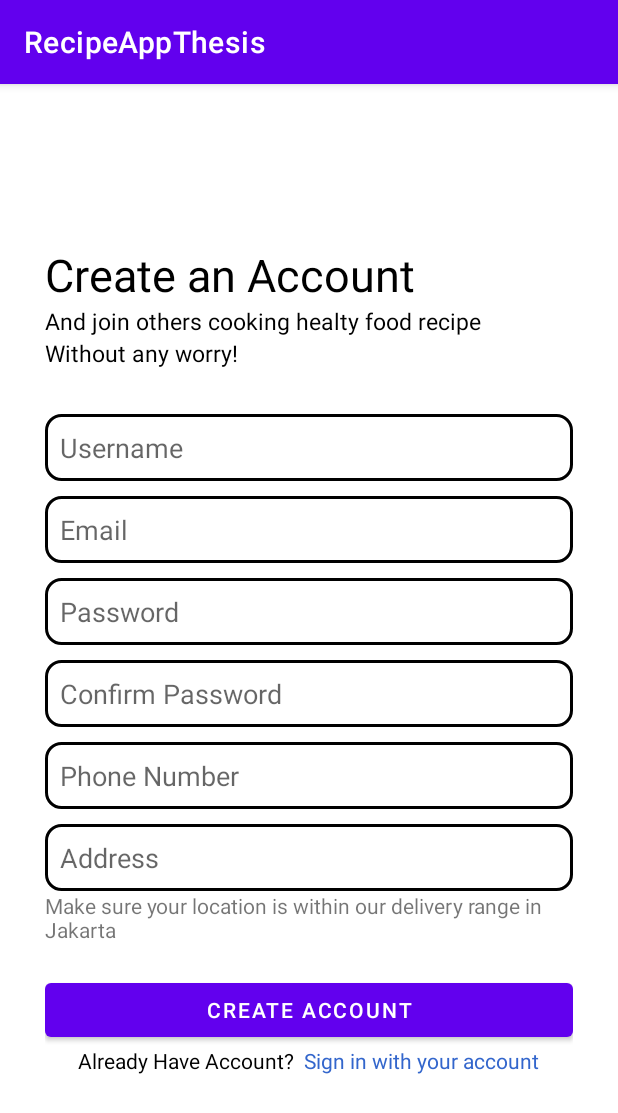
After one commit to michaelwijaya2810/recipe-app-thesis, an Android app: the Register screen opened directly, with no data from a screen before it, on a phone screen of 412 x 824 dp. The commit adds this screen. Shown: the top 1113 px of the screen. Run offline under Robolectric (Android 15) with nearby library versions, the phone set to English and light mode, and no system bars.

Commit message:
Login,Register,Guess Validation

```diff
--- a/app/src/main/java/com/irmwrs/recipeapp/Class/Validate.java
+++ b/app/src/main/java/com/irmwrs/recipeapp/Class/Validate.java
@@ -4,10 +4,7 @@ import com.google.gson.annotations.Expose;
 import com.google.gson.annotations.SerializedName;
 
 public class Validate {
-    @SerializedName("AccessToken")
-    @Expose
-    public String accessToken;
     @SerializedName("Password")
     @Expose
-    public String password;
+    public String Password;
 }
--- a/app/src/main/java/com/irmwrs/recipeapp/OutSystemService.java
+++ b/app/src/main/java/com/irmwrs/recipeapp/OutSystemService.java
@@ -73,4 +73,6 @@ public interface OutSystemService {
     // Payment
     @POST("Payment/ProccessCheckout")
     Call<PaymentResponse> postProccessCheckout(@Query("UserId") long userId, @Query("Authkey") String authKey, @Query("TotalPrice") int totalPrice, @Body List<Long> orderList);
+
+
 }
--- /dev/null
+++ b/app/src/main/java/com/irmwrs/recipeapp/Register.java
@@ -0,0 +1,113 @@
+package com.irmwrs.recipeapp;
+
+import androidx.appcompat.app.AppCompatActivity;
+
+import android.os.Bundle;
+import android.view.View;
+import android.widget.Button;
+import android.widget.EditText;
+import android.widget.TextView;
+import android.widget.Toast;
+
+import com.irmwrs.recipeapp.Class.ResponseClass.LoginResponse;
+import com.irmwrs.recipeapp.Class.User;
+import com.irmwrs.recipeapp.Class.UserRegister;
+
+import retrofit2.Call;
+import retrofit2.Callback;
+import retrofit2.Response;
+
+public class Register extends AppCompatActivity {
+
+    @Override
+    protected void onCreate(Bundle savedInstanceState) {
+        super.onCreate(savedInstanceState);
+        setContentView(R.layout.activity_register);
+        EditText Userfield = findViewById(R.id.Registeruserfield);
+        EditText Emailfield = findViewById(R.id.RegisterEmailField);
+        EditText Passwordfield = findViewById(R.id.RegisterPasswordField);
+        EditText Confirmfield = findViewById(R.id.RegisterConfirmField);
+        EditText Addressfield = findViewById(R.id.RegisterAddressField);
+        EditText Phonefield = findViewById(R.id.RegisterPhoneField);
+
+        Button CreateAccbtn = findViewById(R.id.Createaccountbtn);
+        TextView signin = findViewById(R.id.Signinbtn);
+
+        CreateAccbtn.setOnClickListener(new View.OnClickListener() {
+            @Override
+            public void onClick(View view) {
+                if(Userfield.getText().toString() == "" || Userfield.getText().toString().length()<6)
+                {
+                    Toast.makeText(getApplicationContext(),"Username field can't be empty and must be at least 6 Character long",Toast.LENGTH_SHORT).show();
+                    return;
+                }
+
+                if(Emailfield.getText().toString() == null)
+                {
+                    Toast.makeText(getApplicationContext(),"Email can't be empty",Toast.LENGTH_SHORT).show();
+                    return;
+                }
+                if(Passwordfield.getText().toString() == null || Passwordfield.getText().toString().length()<6)
+                {
+                    Toast.makeText(getApplicationContext(),"Password field can't be empty and must be at least 6 Character long",Toast.LENGTH_SHORT).show();
+                    return;
+                }
+                if(!Confirmfield.getText().toString().equals(Passwordfield.getText().toString()) )
+                {
+                    Toast.makeText(Register.this, "Password not Match", Toast.LENGTH_SHORT).show();
+                    return;
+                }
+
+                if(Addressfield.getText().toString().equals(""))
+                {
+                    Toast.makeText(Register.this, "Address can't be empty", Toast.LENGTH_SHORT).show();
+                    return;
+                }
+                if(Phonefield.getText().toString().equals(""))
+                {
+                    Toast.makeText(Register.this, "Phone can't be empty", Toast.LENGTH_SHORT).show();
+                    return;
+                }
+
+
+
+                Server server = new Server();
+                UserRegister  userregister = new UserRegister();
+                userregister.username = Userfield.getText().toString();
+                userregister.email = Emailfield.getText().toString();
+                userregister.password = Passwordfield.getText().toString();
+                userregister.address = Addressfield.getText().toString();
+                userregister.phoneNumber = Phonefield.getText().toString();
+                userregister.firstName = "";
+                userregister.lastName = "";
+
+                server.postRegister(userregister).enqueue(new Callback<LoginResponse>() {
+                    @Override
+                    public void onResponse(Call<LoginResponse> call, Response<LoginResponse> response) {
+                        if(response.body().errorreason == null)
+                        {
+                            Toast.makeText(getApplicationContext(),"Register Success",Toast.LENGTH_SHORT).show();
+                            finish();
+                        }
+                        Toast.makeText(Register.this, response.body().errorreason, Toast.LENGTH_SHORT).show();
+
+                    }
+
+                    @Override
+                    public void onFailure(Call<LoginResponse> call, Throwable t) {
+
+                    }
+                });
+
+            }
+        });
+
+        signin.setOnClickListener(new View.OnClickListener() {
+            @Override
+            public void onClick(View view) {
+                finish();
+            }
+        });
+
+    }
+}
--- a/app/src/main/java/com/irmwrs/recipeapp/Server.java
+++ b/app/src/main/java/com/irmwrs/recipeapp/Server.java
@@ -92,7 +92,7 @@ public class Server {
 
     public Call<LoginResponse> postLogin(String username, String password){
         Validate validate = new Validate();
-        validate.password = password;
+        validate.Password = password;
         Call<LoginResponse> call = outSystemService.postValidateOrLogin(username, validate);
         return call;
     }
--- a/app/src/main/java/com/irmwrs/recipeapp/cart/CartFragment.java
+++ b/app/src/main/java/com/irmwrs/recipeapp/cart/CartFragment.java
@@ -1,6 +1,8 @@
 package com.irmwrs.recipeapp.cart;
 
+import android.content.Context;
 import android.content.Intent;
+import android.content.SharedPreferences;
 import android.os.Bundle;
 
 import androidx.annotation.NonNull;
@@ -17,6 +19,7 @@ import android.widget.TextView;
 import android.widget.Toast;
 
 import com.irmwrs.recipeapp.Functions;
+import com.irmwrs.recipeapp.Login;
 import com.irmwrs.recipeapp.payment.PaymentActivity;
 import com.irmwrs.recipeapp.R;
 
@@ -53,6 +56,7 @@ public class CartFragment extends Fragment implements CartAdapter.ViewHolder.OnC
     @Override
     public void onViewCreated(@NonNull View view, @Nullable Bundle savedInstanceState) {
         super.onViewCreated(view, savedInstanceState);
+
         init(view);
     }
 
--- /dev/null
+++ b/app/src/main/res/layout/activity_register.xml
@@ -0,0 +1,143 @@
+<?xml version="1.0" encoding="utf-8"?>
+<androidx.appcompat.widget.LinearLayoutCompat xmlns:android="http://schemas.android.com/apk/res/android"
+    xmlns:app="http://schemas.android.com/apk/res-auto"
+    xmlns:tools="http://schemas.android.com/tools"
+    android:layout_width="match_parent"
+    android:layout_height="match_parent"
+    tools:context=".Register"
+    android:layout_margin="30dp"
+
+    >
+
+    <LinearLayout
+        android:layout_width="match_parent"
+        android:layout_height="wrap_content"
+        android:layout_gravity="center"
+        android:orientation="vertical"
+        >
+        <TextView
+            android:layout_width="wrap_content"
+            android:layout_height="wrap_content"
+            android:text="Create an Account"
+            android:textSize="30dp"
+            android:textColor="@color/black"
+            ></TextView>
+        <TextView
+            android:layout_width="match_parent"
+            android:layout_height="wrap_content"
+            android:text="And join others cooking healty food recipe"
+            android:textSize="15dp"
+            android:textColor="@color/black"
+            ></TextView>
+        <TextView
+            android:layout_width="match_parent"
+            android:layout_height="match_parent"
+            android:textColor="@color/black"
+            android:textSize="15dp"
+            android:text="Without any worry!"
+            ></TextView>
+
+        <EditText
+            android:layout_marginTop="30dp"
+            android:layout_width="match_parent"
+            android:layout_height="wrap_content"
+            android:padding="10dp"
+            android:hint="Username"
+            android:background="@drawable/input_field"
+            android:id="@+id/Registeruserfield"
+            ></EditText>
+        <EditText
+            android:layout_marginTop="10dp"
+            android:layout_width="match_parent"
+            android:layout_height="wrap_content"
+            android:padding="10dp"
+            android:hint="Email"
+            android:background="@drawable/input_field"
+            android:id="@+id/RegisterEmailField"
+            ></EditText>
+        <EditText
+            android:layout_marginTop="10dp"
+            android:layout_width="match_parent"
+            android:layout_height="wrap_content"
+            android:padding="10dp"
+            android:hint="Password"
+            android:inputType="textPassword"
+            android:background="@drawable/input_field"
+            android:id="@+id/RegisterPasswordField"
+            ></EditText>
+        <EditText
+            android:layout_marginTop="10dp"
+            android:layout_width="match_parent"
+            android:layout_height="wrap_content"
+            android:padding="10dp"
+            android:inputType="textPassword"
+            android:hint="Confirm Password"
+            android:background="@drawable/input_field"
+            android:id="@+id/RegisterConfirmField"
+            ></EditText>
+        <EditText
+            android:layout_marginTop="10dp"
+            android:layout_width="match_parent"
+            android:layout_height="wrap_content"
+            android:padding="10dp"
+            android:hint="Phone Number"
+            android:background="@drawable/input_field"
+            android:id="@+id/RegisterPhoneField"
+            ></EditText>
+
+        <EditText
+            android:layout_marginTop="10dp"
+            android:layout_width="match_parent"
+            android:layout_height="wrap_content"
+            android:padding="10dp"
+            android:hint="Address"
+            android:background="@drawable/input_field"
+            android:id="@+id/RegisterAddressField"
+            ></EditText>
+        <TextView
+            android:layout_width="wrap_content"
+            android:layout_height="wrap_content"
+            android:text="Make sure your location is within our delivery range in Jakarta"
+            ></TextView>
+
+        <Button
+            android:layout_marginTop="20dp"
+            android:gravity="center"
+            android:layout_width="match_parent"
+            android:layout_height="wrap_content"
+            android:text="Create Account"
+            android:id="@+id/Createaccountbtn"
+            ></Button>
+
+        <androidx.appcompat.widget.LinearLayoutCompat
+            android:layout_width="wrap_content"
+            android:layout_height="match_parent"
+            android:gravity="center"
+            android:layout_gravity="center"
+            >
+            <TextView
+                android:layout_width="match_parent"
+                android:layout_height="match_parent"
+                android:text="Already Have Account?"
+                android:textColor="@color/black"
+                ></TextView>
+
+            <TextView
+                android:layout_width="match_parent"
+                android:layout_height="match_parent"
+                android:text="  Sign in with your account"
+                android:textColor="@color/link_blue"
+                android:id="@+id/Signinbtn"
+                ></TextView>
+
+        </androidx.appcompat.widget.LinearLayoutCompat>
+
+
+
+
+
+    </LinearLayout>
+
+
+
+</androidx.appcompat.widget.LinearLayoutCompat>
--- a/app/src/main/res/values/colors.xml
+++ b/app/src/main/res/values/colors.xml
@@ -11,4 +11,5 @@
     <color name="red">#FF0000</color>
     <color name="green">#00FF00</color>
     <color name="pink">#FF8282</color>
+    <color name="link_blue">#3366CC</color>
 </resources>
```
Also changed, not shown: app/src/main/AndroidManifest.xml (+14 -4 lines), app/src/main/java/com/irmwrs/recipeapp/AddToCartActivity.java (+20 -1 lines), app/src/main/java/com/irmwrs/recipeapp/Class/ResponseClass/LoginResponse.java (+6 -6 lines), app/src/main/java/com/irmwrs/recipeapp/Login.java (+90 -4 lines), app/src/main/java/com/irmwrs/recipeapp/MainActivity.java (+38 -2 lines), app/src/main/java/com/irmwrs/recipeapp/RecipeDetailActivity.java (+13 -1 lines), app/src/main/java/com/irmwrs/recipeapp/cart/CartAdapter.java (+17 -0 lines), app/src/main/java/com/irmwrs/recipeapp/payment/PaymentActivity.java (+21 -3 lines), app/src/main/java/com/irmwrs/recipeapp/settings/views/SettingsFragment.java (+20 -0 lines), app/src/main/res/layout/activity_login.xml (+11 -8 lines).
